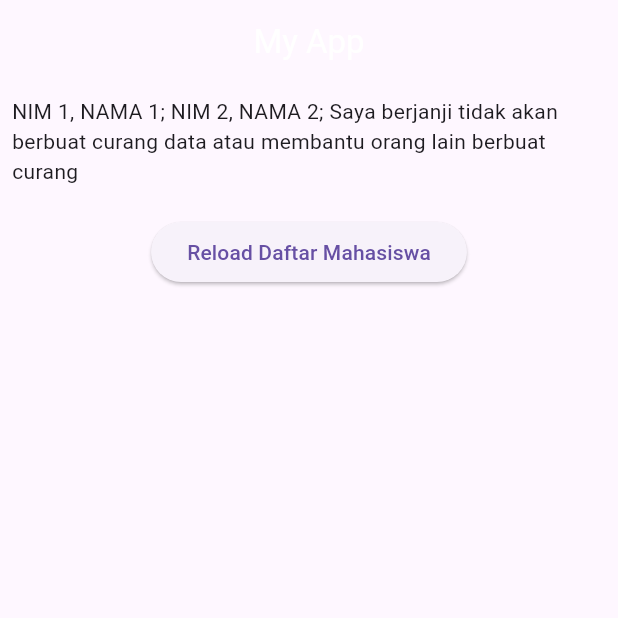
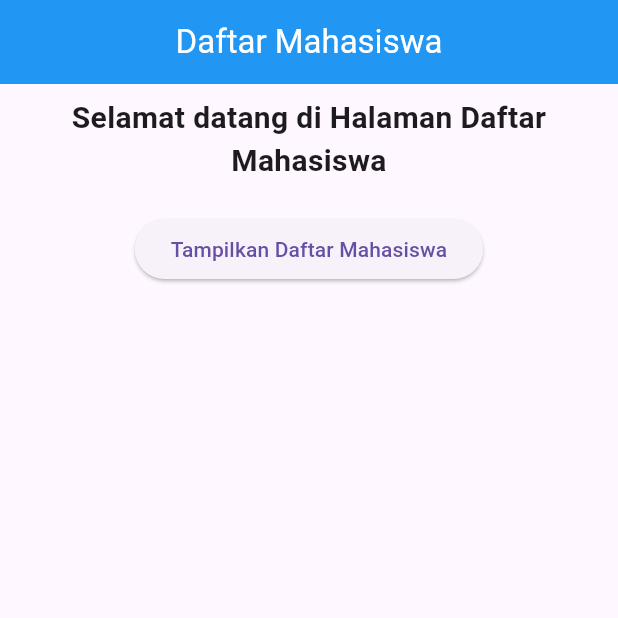
Before and after one commit to daffahag123/TP3PROVIS2024C2_BLOC, a Flutter app: the screen it shows after launch, on a phone screen of 412 x 824 dp, the top half of it. Run offline on Flutter 3.47's test engine with Material 3 defaults, Android fonts, the phone set to English and light mode, and no system bars; our stand-ins replace flutter_bloc.

Commit message:
halaman home

```diff
--- a/lib/page/home_page.dart
+++ b/lib/page/home_page.dart
@@ -15,68 +15,92 @@ class HomePage extends StatelessWidget {
     return MaterialApp(
       home: Scaffold(
         appBar: AppBar(
-          foregroundColor: Colors.blue,
           title: Text(
-            'My App',
+            'Daftar Mahasiswa',
             style: TextStyle(color: Colors.white),
           ),
           centerTitle: true,
+          backgroundColor: Colors.blue,
         ),
         body: SafeArea(
           child: Padding(
             padding: const EdgeInsets.all(8.0),
-            child: ListView(
-              children: [
-                Column(
+            child: Column(
+              crossAxisAlignment: CrossAxisAlignment.center,
               children: [
                 Text(
-                        'NIM 1, NAMA 1; NIM 2, NAMA 2; Saya berjanji tidak akan berbuat curang data atau membantu orang lain berbuat curang'),
-                    SizedBox(
-                      height: 20.0,
+                  'Selamat datang di Halaman Daftar Mahasiswa',
+                  style: TextStyle(fontSize: 20, fontWeight: FontWeight.bold),
+                  textAlign: TextAlign.center,
                 ),
+                SizedBox(height: 20),
                 ElevatedButton(
                   onPressed: () {
                     context.read<mahasiswaListCubit>().fetchData();
                   },
-                      child: Text('Reload Daftar Mahasiswa'),
+                  child: Text('Tampilkan Daftar Mahasiswa'),
                 ),
-                    SizedBox(
-                      height: 20.0,
-                    ),
-                    BlocBuilder<mahasiswaListCubit, List<mahasiswaModel>>(
+                SizedBox(height: 20),
+                Expanded(
+                  child: BlocBuilder<mahasiswaListCubit, List<mahasiswaModel>>(
                     buildWhen: (previousState, state) {
                       developer.log(
                           '${previousState[0].name}->${state[0].name}',
                           name: 'log');
                       return true;
-                    }, builder: (context, mahasiswaList) {
-                      return Container(
-                        height: 500,
-                        child: ListView.builder(
+                    },
+                    builder: (context, mahasiswaList) {
+                      return ListView.builder(
                         itemCount: mahasiswaList.length,
                         itemBuilder: (context, index) {
                           if (mahasiswaList[0].name != "") {
-                              return ListTile(
-                                  leading: Image.network(
-                                      'https://flutter.github.io/assets-for-api-docs/assets/widgets/owl-2.jpg'),
-                                  title: Text(mahasiswaList[index].name),
-                                  subtitle: Text(mahasiswaList[index].nim),
-                                  trailing: Icon(Icons.more_vert_rounded),
+                            return Card(
+                              elevation: 3,
+                              margin: EdgeInsets.symmetric(vertical: 8, horizontal: 16),
+                              child: InkWell(
                                 onTap: () {
                                   Navigator.of(context).push(
                                     MaterialPageRoute(builder: (context) {
-                                      context
-                                          .read<mahasiswaCubit>()
-                                          .fetchData(mahasiswaList[index].id);
+                                      context.read<mahasiswaCubit>().fetchData(mahasiswaList[index].id);
                                       return DetailMahasiswaPage();
-                                    }));
-                                  });
+                                    }),
+                                  );
+                                },
+                                child: Padding(
+                                  padding: EdgeInsets.all(12),
+                                  child: Row(
+                                    children: [
+                                      Image.network(
+                                        'https://flutter.github.io/assets-for-api-docs/assets/widgets/owl-2.jpg',
+                                        width: 50,
+                                        height: 50,
+                                      ),
+                                      SizedBox(width: 16),
+                                      Column(
+                                        crossAxisAlignment: CrossAxisAlignment.start,
+                                        children: [
+                                          Text(
+                                            mahasiswaList[index].name,
+                                            style: TextStyle(fontWeight: FontWeight.bold),
+                                          ),
+                                          SizedBox(height: 4),
+                                          Text(mahasiswaList[index].nim),
+                                        ],
+                                      ),
+                                      Spacer(),
+                                      Icon(Icons.arrow_forward),
+                                    ],
+                                  ),
+                                ),
+                              ),
+                            );
+                          } else {
+                            return SizedBox.shrink(); // Return an empty SizedBox if no data is available
                           }
                         },
+                      );
+                    },
                   ),
-                      );
-                    }),
-                  ],
                 ),
               ],
             ),
```
Lines whose indentation alone changed are shown as unchanged.
